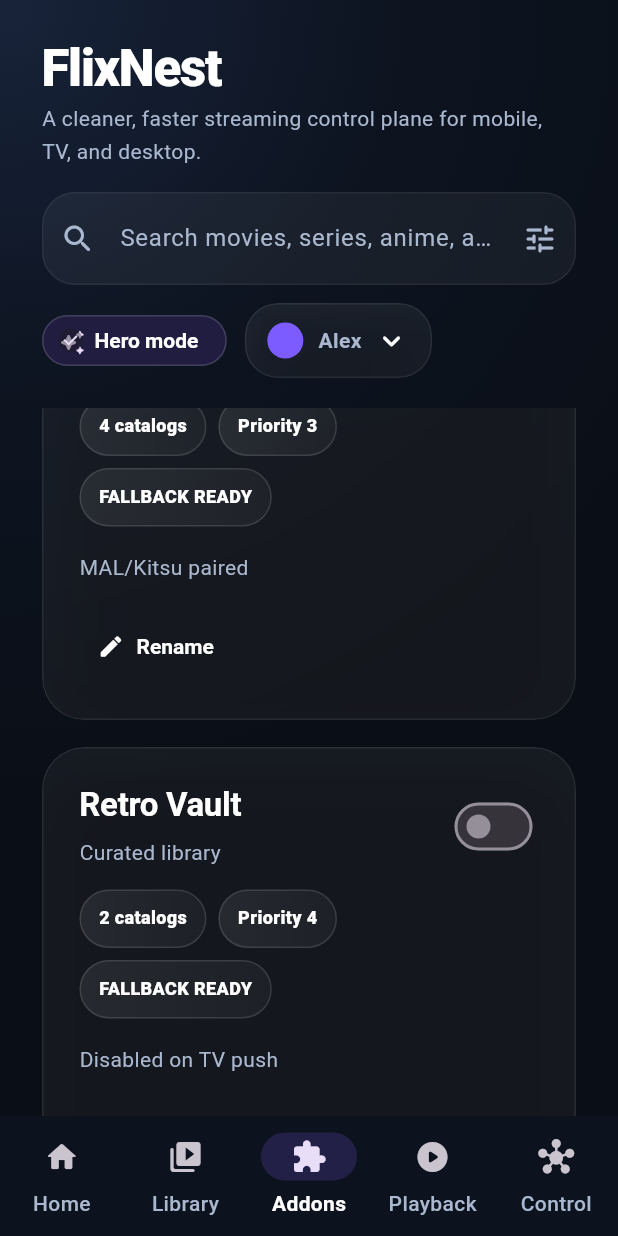
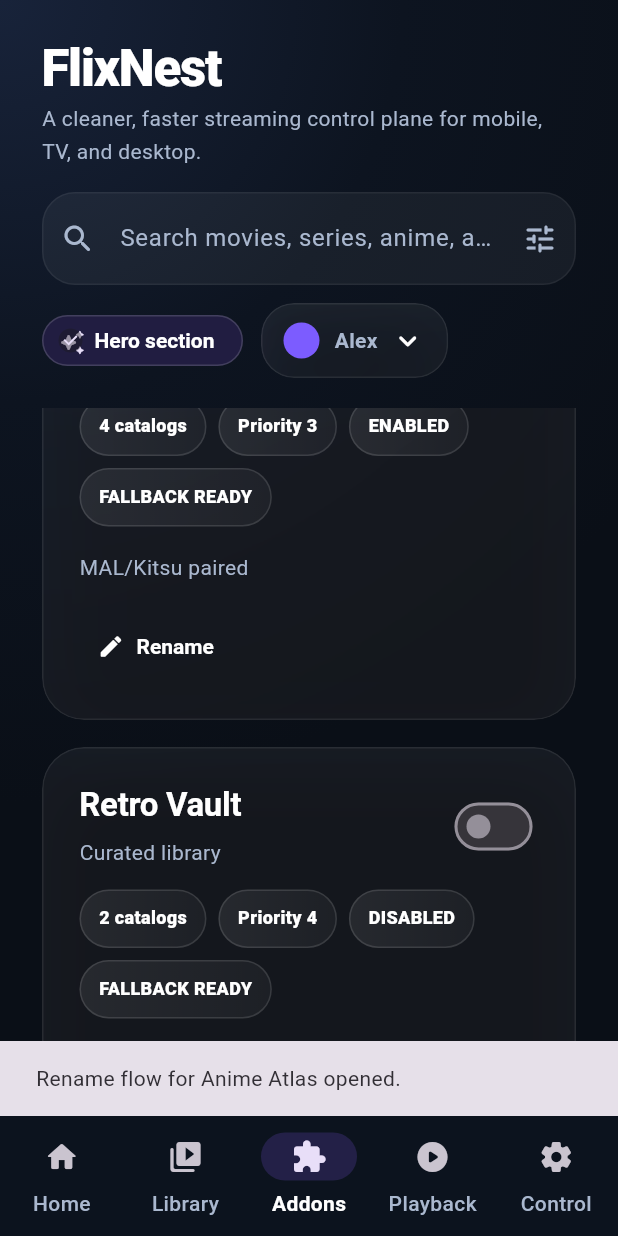
Before and after one commit to Thsandorh/flixnest, a Flutter app: the screen it shows after launch, item 3 of the bottom bar chosen, scrolled down 1152 dp, after a tap on "Rename", on a phone screen of 412 x 824 dp. Run offline on Flutter 3.47's test engine with Material 3 defaults, Android fonts, the phone set to English and light mode, and no system bars.

Commit message:
refactor: polish premium ui redesign
Co-authored-by: Thsandorh <229525351+Thsandorh@users.noreply.github.com>

```diff
--- a/lib/app/flixnest_theme.dart
+++ b/lib/app/flixnest_theme.dart
@@ -8,6 +8,7 @@ class FlixNestTheme {
   static const elevated = Color(0xFF141F31);
   static const border = Color(0x33FFFFFF);
   static const textMuted = Color(0xFFAAB8CF);
+  static const navigationBarBackground = Color(0xCC0D1420);
   static const violet = Color(0xFF8B5CFF);
   static const cyan = Color(0xFF08D9D6);
   static const pink = Color(0xFFFF4DA6);
@@ -40,7 +41,7 @@ class FlixNestTheme {
         headlineLarge: const TextStyle(
           fontSize: 54,
           fontWeight: FontWeight.w800,
-          height: 0.94,
+          height: 1.0,
           letterSpacing: -1.8,
         ),
         headlineMedium: const TextStyle(
@@ -83,7 +84,7 @@ class FlixNestTheme {
         padding: const EdgeInsets.symmetric(horizontal: 10, vertical: 8),
       ),
       navigationBarTheme: NavigationBarThemeData(
-        backgroundColor: const Color(0xCC0D1420),
+        backgroundColor: navigationBarBackground,
         indicatorColor: violet.withOpacity(0.18),
         labelTextStyle: MaterialStateProperty.resolveWith(
           (states) => TextStyle(
@@ -151,3 +152,11 @@ class FlixNestSpace {
   static const xxl = 40.0;
   static const hero = 48.0;
 }
+
+class FlixNestBreakpoints {
+  const FlixNestBreakpoints._();
+
+  static const sidebarRail = 1200.0;
+  static const homeSplit = 1080.0;
+  static const contentSplit = 980.0;
+}
--- a/lib/features/home/flixnest_shell.dart
+++ b/lib/features/home/flixnest_shell.dart
@@ -1,5 +1,6 @@
 import 'package:flutter/material.dart';
 
+import '../../app/flixnest_theme.dart';
 import '../../core/data/demo_catalog.dart';
 import '../../core/models/media_models.dart';
 import '../../core/services/network_probe_service.dart';
@@ -29,7 +30,9 @@ class _FlixNestShellState extends State<FlixNestShell> {
 
   @override
   Widget build(BuildContext context) {
-    final isWide = MediaQuery.sizeOf(context).width >= 1200;
+    return LayoutBuilder(
+      builder: (context, constraints) {
+        final shouldShowSidebar = constraints.maxWidth >= FlixNestBreakpoints.sidebarRail;
 
         return Scaffold(
           body: Container(
@@ -43,7 +46,7 @@ class _FlixNestShellState extends State<FlixNestShell> {
             child: SafeArea(
               child: Row(
                 children: [
-              if (isWide)
+                  if (shouldShowSidebar)
                     SidebarNavigation(
                       index: _tabIndex,
                       onSelected: (value) => setState(() => _tabIndex = value),
@@ -65,7 +68,7 @@ class _FlixNestShellState extends State<FlixNestShell> {
               ),
             ),
           ),
-      bottomNavigationBar: isWide
+          bottomNavigationBar: shouldShowSidebar
               ? null
               : NavigationBar(
                   selectedIndex: _tabIndex,
@@ -75,9 +78,11 @@ class _FlixNestShellState extends State<FlixNestShell> {
                     NavigationDestination(icon: Icon(Icons.video_library_rounded), label: 'Library'),
                     NavigationDestination(icon: Icon(Icons.extension_rounded), label: 'Addons'),
                     NavigationDestination(icon: Icon(Icons.play_circle_rounded), label: 'Playback'),
-                NavigationDestination(icon: Icon(Icons.hub_rounded), label: 'Control'),
+                    NavigationDestination(icon: Icon(Icons.settings_rounded), label: 'Control'),
                   ],
                 ),
+        );
+      },
     );
   }
 
@@ -106,7 +111,7 @@ class _FlixNestShellState extends State<FlixNestShell> {
         const SizedBox(height: 28),
         LayoutBuilder(
           builder: (context, constraints) {
-            final wide = constraints.maxWidth > 1080;
+            final wide = constraints.maxWidth > FlixNestBreakpoints.homeSplit;
             final continueWatching = Column(
               crossAxisAlignment: CrossAxisAlignment.start,
               children: [
@@ -133,14 +138,14 @@ class _FlixNestShellState extends State<FlixNestShell> {
             );
 
             final rightRail = Column(
-              children: const [
+              children: [
                 StatSpotlightCard(
                   icon: Icons.sync_alt_rounded,
                   title: 'Sync pulse',
                   body: 'Trakt watchlists, MAL/Kitsu anime progress, and Continue Watching checkpoints stay mirrored across device classes.',
                   highlight: '12 live sync events',
                 ),
-                SizedBox(height: 18),
+                const SizedBox(height: 18),
                 StatSpotlightCard(
                   icon: Icons.tv_rounded,
                   title: 'Living-room ready',
@@ -204,7 +209,7 @@ class _FlixNestShellState extends State<FlixNestShell> {
         const SizedBox(height: 20),
         LayoutBuilder(
           builder: (context, constraints) {
-            final wide = constraints.maxWidth > 980;
+            final wide = constraints.maxWidth > FlixNestBreakpoints.contentSplit;
             final profiles = FrostPanel(
               child: Column(
                 crossAxisAlignment: CrossAxisAlignment.start,
@@ -298,6 +303,7 @@ class _FlixNestShellState extends State<FlixNestShell> {
                   child: AddonCard(
                     addon: addon,
                     autoFallback: _autoFallback,
+                    onRename: () => _showMessage('Rename flow for ${addon.name} opened.'),
                     onPush: () => _showMessage('${addon.name} pushed to the TV profile.'),
                   ),
                 ),
@@ -451,7 +457,7 @@ class _FlixNestShellState extends State<FlixNestShell> {
               child: FrostPanel(
                 child: Column(
                   crossAxisAlignment: CrossAxisAlignment.start,
-                  children: const [
+                  children: [
                     Text('Connected services', style: TextStyle(fontSize: 20, fontWeight: FontWeight.w800)),
                     SizedBox(height: 18),
                     ServiceConnectionCard(name: 'Trakt', detail: 'Watchlist import • Continue Watching sync', icon: Icons.movie_filter_rounded),
--- a/lib/features/home/widgets/premium_components.dart
+++ b/lib/features/home/widgets/premium_components.dart
@@ -24,7 +24,9 @@ class FrostPanel extends StatelessWidget {
 
   @override
   Widget build(BuildContext context) {
-    final panelColor = gradient == null ? (background ?? Colors.white.withOpacity(0.05)) : background;
+    final panelColor = gradient == null
+        ? (background ?? Colors.white.withOpacity(0.05))
+        : (background ?? Colors.transparent);
 
     return ClipRRect(
       borderRadius: BorderRadius.circular(radius),
@@ -254,19 +256,19 @@ class HeroBanner extends StatelessWidget {
                     background: Colors.black.withOpacity(0.22),
                     child: Column(
                       crossAxisAlignment: CrossAxisAlignment.start,
-                      children: const [
+                      children: [
                         SectionHeading(
                           eyebrow: 'Playback intelligence',
                           title: 'Adaptive HDR-first routing',
                           subtitle: 'Auto mode favors ExoPlayer for DV/HDR titles, drops to MPV for edge codecs, and keeps subtitle + intro metadata in sync.',
                         ),
-                        SizedBox(height: 20),
+                        const SizedBox(height: 20),
                         ProgressBand(progress: 0.58, buffer: 0.84),
-                        SizedBox(height: 16),
+                        const SizedBox(height: 16),
                         _SnapshotRow(label: 'Renderer', value: 'GPU-next'),
-                        SizedBox(height: 10),
+                        const SizedBox(height: 10),
                         _SnapshotRow(label: 'Buffer health', value: 'Stable / 1.4x headroom'),
-                        SizedBox(height: 10),
+                        const SizedBox(height: 10),
                         _SnapshotRow(label: 'Quick action', value: 'Hold to accelerate quiet scenes'),
                       ],
                     ),
@@ -349,12 +351,18 @@ class ProgressBand extends StatelessWidget {
 class MediaPosterCard extends StatelessWidget {
   const MediaPosterCard({super.key, required this.item, this.width = 260, this.emphasized = false});
 
+  static const _defaultPosterProgress = 0.18;
+  static const _defaultPosterBuffer = 0.52;
+  static const _bufferOffset = 0.24;
+
   final MediaItem item;
   final double width;
   final bool emphasized;
 
   @override
   Widget build(BuildContext context) {
+    final progress = _posterProgress(item.progress);
+    final buffer = _posterBuffer(item.progress);
     final height = emphasized ? 360.0 : 300.0;
     return SizedBox(
       width: width,
@@ -414,7 +422,7 @@ class MediaPosterCard extends StatelessWidget {
               const SizedBox(height: 8),
               Text(item.tagline, maxLines: 2, overflow: TextOverflow.ellipsis),
               const SizedBox(height: 14),
-              ProgressBand(progress: item.progress == 0 ? 0.18 : item.progress, buffer: (item.progress == 0 ? 0.52 : item.progress + 0.24).clamp(0.0, 1.0).toDouble()),
+              ProgressBand(progress: progress, buffer: buffer),
               const SizedBox(height: 12),
               Row(
                 children: [
@@ -430,6 +438,18 @@ class MediaPosterCard extends StatelessWidget {
         ),
       ),
     );
+  }
+
+  double _posterProgress(double rawProgress) {
+    return rawProgress == 0 ? _defaultPosterProgress : rawProgress;
+  }
+
+  double _posterBuffer(double rawProgress) {
+    if (rawProgress == 0) {
+      return _defaultPosterBuffer;
+    }
+
+    return (rawProgress + _bufferOffset).clamp(0.0, 1.0).toDouble();
   }
 }
 
@@ -488,7 +508,7 @@ class AppTopBar extends StatelessWidget {
       padding: const EdgeInsets.fromLTRB(28, 28, 28, 20),
       child: LayoutBuilder(
         builder: (context, constraints) {
-          final compact = constraints.maxWidth < 980;
+          final shouldExpandSearch = constraints.maxWidth < FlixNestBreakpoints.contentSplit;
           final header = Column(
             crossAxisAlignment: CrossAxisAlignment.start,
             children: [
@@ -503,19 +523,22 @@ class AppTopBar extends StatelessWidget {
             crossAxisAlignment: WrapCrossAlignment.center,
             children: [
               SizedBox(
-                width: compact ? constraints.maxWidth : 340,
+                width: shouldExpandSearch ? constraints.maxWidth : 340,
                 child: TextField(
                   decoration: InputDecoration(
                     hintText: 'Search movies, series, anime, addons...',
                     prefixIcon: const Icon(Icons.search_rounded),
-                    suffixIcon: const Icon(Icons.tune_rounded),
+                    suffixIcon: IconButton(
+                      onPressed: () {},
+                      icon: const Icon(Icons.tune_rounded),
+                    ),
                   ),
                 ),
               ),
               FilterChip(
                 selected: heroEnabled,
                 onSelected: onHeroChanged,
-                label: const Text('Hero mode'),
+                label: const Text('Hero section'),
                 avatar: const Icon(Icons.auto_awesome_rounded, size: 18),
               ),
               PopupMenuButton<int>(
@@ -543,7 +566,7 @@ class AppTopBar extends StatelessWidget {
             ],
           );
 
-          if (compact) {
+          if (shouldExpandSearch) {
             return Column(
               crossAxisAlignment: CrossAxisAlignment.start,
               children: [
@@ -578,7 +601,7 @@ class SidebarNavigation extends StatelessWidget {
     (Icons.video_library_rounded, 'Library'),
     (Icons.extension_rounded, 'Addons'),
     (Icons.play_circle_rounded, 'Playback'),
-    (Icons.hub_rounded, 'Control'),
+    (Icons.settings_rounded, 'Control'),
   ];
 
   @override
@@ -786,12 +809,32 @@ class DownloadRowCard extends StatelessWidget {
   }
 }
 
-class AddonCard extends StatelessWidget {
-  const AddonCard({super.key, required this.addon, required this.autoFallback, required this.onPush});
+class AddonCard extends StatefulWidget {
+  const AddonCard({
+    super.key,
+    required this.addon,
+    required this.autoFallback,
+    required this.onRename,
+    required this.onPush,
+  });
 
   final AddonSource addon;
   final bool autoFallback;
+  final VoidCallback onRename;
   final VoidCallback onPush;
+
+  @override
+  State<AddonCard> createState() => _AddonCardState();
+}
+
+class _AddonCardState extends State<AddonCard> {
+  late bool _enabled;
+
+  @override
+  void initState() {
+    super.initState();
+    _enabled = widget.addon.enabled;
+  }
 
   @override
   Widget build(BuildContext context) {
@@ -805,13 +848,16 @@ class AddonCard extends StatelessWidget {
                 child: Column(
                   crossAxisAlignment: CrossAxisAlignment.start,
                   children: [
-                    Text(addon.name, style: Theme.of(context).textTheme.titleLarge),
+                    Text(widget.addon.name, style: Theme.of(context).textTheme.titleLarge),
                     const SizedBox(height: 6),
-                    Text(addon.kind, style: Theme.of(context).textTheme.bodyMedium),
+                    Text(widget.addon.kind, style: Theme.of(context).textTheme.bodyMedium),
                   ],
                 ),
               ),
-              Switch(value: addon.enabled, onChanged: (_) {}),
+              Switch(
+                value: _enabled,
+                onChanged: (value) => setState(() => _enabled = value),
+              ),
             ],
           ),
           const SizedBox(height: 14),
@@ -819,21 +865,30 @@ class AddonCard extends StatelessWidget {
             spacing: 8,
             runSpacing: 8,
             children: [
-              GradientBadge(label: '${addon.catalogs} catalogs'),
-              GradientBadge(label: 'Priority ${addon.priority}'),
-              if (addon.pushReady) const GradientBadge(label: 'TV PUSH', highlight: true),
-              if (autoFallback) const GradientBadge(label: 'FALLBACK READY'),
+              GradientBadge(label: '${widget.addon.catalogs} catalogs'),
+              GradientBadge(label: 'Priority ${widget.addon.priority}'),
+              GradientBadge(label: _enabled ? 'ENABLED' : 'DISABLED'),
+              if (widget.addon.pushReady) const GradientBadge(label: 'TV PUSH', highlight: true),
+              if (widget.autoFallback) const GradientBadge(label: 'FALLBACK READY'),
             ],
           ),
           const SizedBox(height: 16),
-          Text(addon.health),
+          Text(widget.addon.health),
           const SizedBox(height: 18),
           Row(
             children: [
-              TextButton.icon(onPressed: () {}, icon: const Icon(Icons.edit_rounded), label: const Text('Rename')),
+              TextButton.icon(
+                onPressed: widget.onRename,
+                icon: const Icon(Icons.edit_rounded),
+                label: const Text('Rename'),
+              ),
               const Spacer(),
-              if (addon.pushReady)
-                FilledButton.tonalIcon(onPressed: onPush, icon: const Icon(Icons.cast_connected_rounded), label: const Text('Push')),
+              if (widget.addon.pushReady)
+                FilledButton.tonalIcon(
+                  onPressed: widget.onPush,
+                  icon: const Icon(Icons.cast_connected_rounded),
+                  label: const Text('Push'),
+                ),
             ],
           ),
         ],
```
Lines whose indentation alone changed are shown as unchanged.
